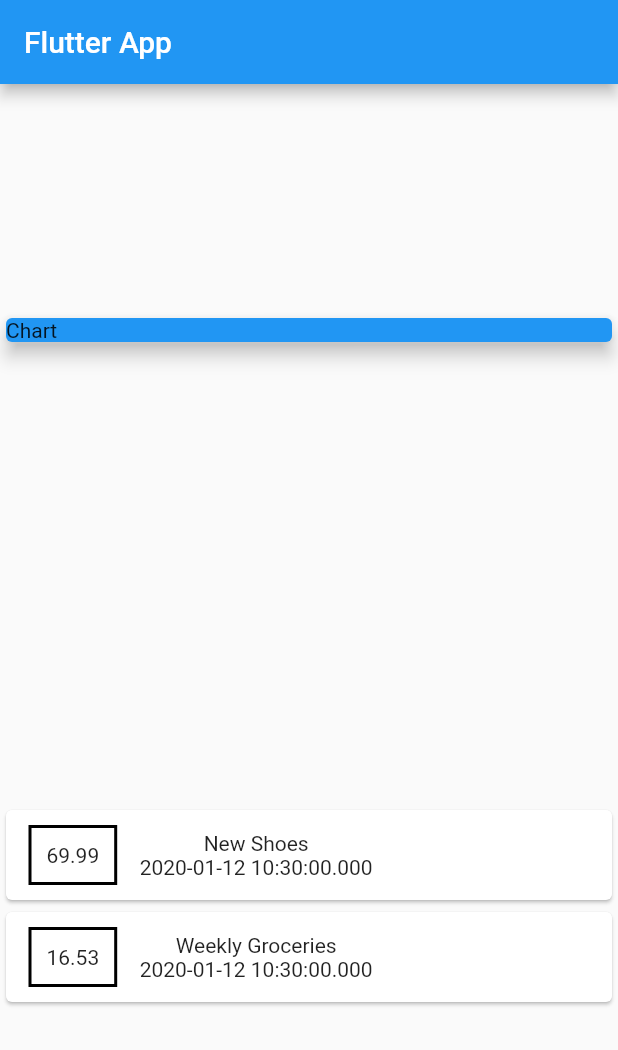
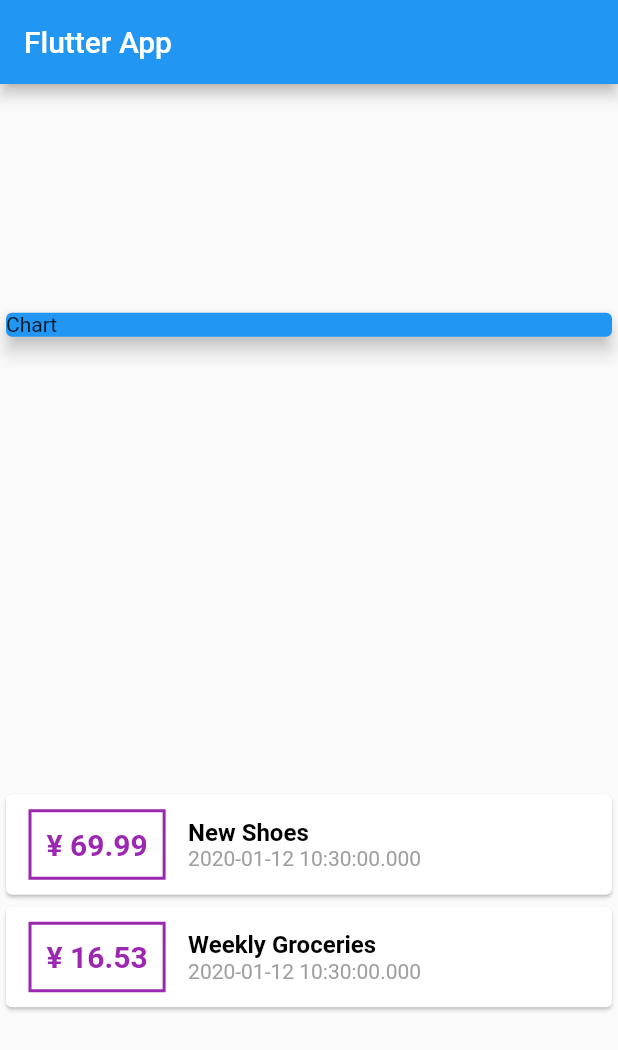
Before and after one commit to cin-derella/flutter_expense_planner, a Flutter app: the screen it shows after launch, on a phone screen of 412 x 824 dp. Shown: the top 1050 px of the screen. Run offline on Flutter 3.47's test engine with Material 2 defaults, Android fonts, the phone set to English and light mode, and no system bars.

Commit message:
use string interpolation

```diff
--- a/lib/main.dart
+++ b/lib/main.dart
@@ -59,20 +59,36 @@ class MyHomePage extends StatelessWidget {
                       ),
                       decoration: BoxDecoration(
                         border: Border.all(
-                          color: Colors.black,
+                          color: Colors.purple,
                           width: 2,
                         ),
                       ),
                       padding: EdgeInsets.all(10),
                       child: Text(
-                        tx.amount.toString(),
+                        '¥ ${tx.amount}',
+                        style: TextStyle(
+                          fontWeight: FontWeight.bold,
+                          fontSize: 20,
+                          color: Colors.purple,
+                        ),
                       ),
                     ),
                     Column(
+                      crossAxisAlignment: CrossAxisAlignment.start,
                       children: <Widget>[
-                        Text(tx.title),
+                        Text(
+                          tx.title,
+                          style: TextStyle(
+                            fontWeight: FontWeight.bold,
+                            fontSize: 16,
+                            color: Colors.black,
+                          ),
+                        ),
                         Text(
                           tx.date.toString(),
+                          style: TextStyle(
+                            color: Colors.grey,
+                          ),
                         )
                       ],
                     )
```
